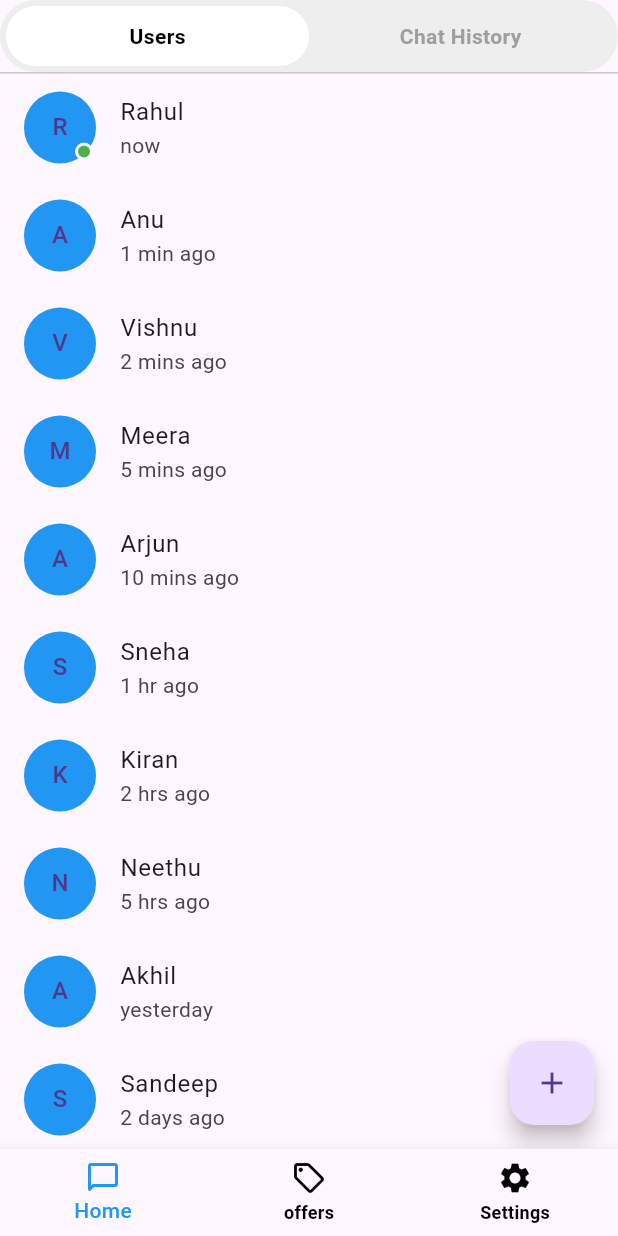
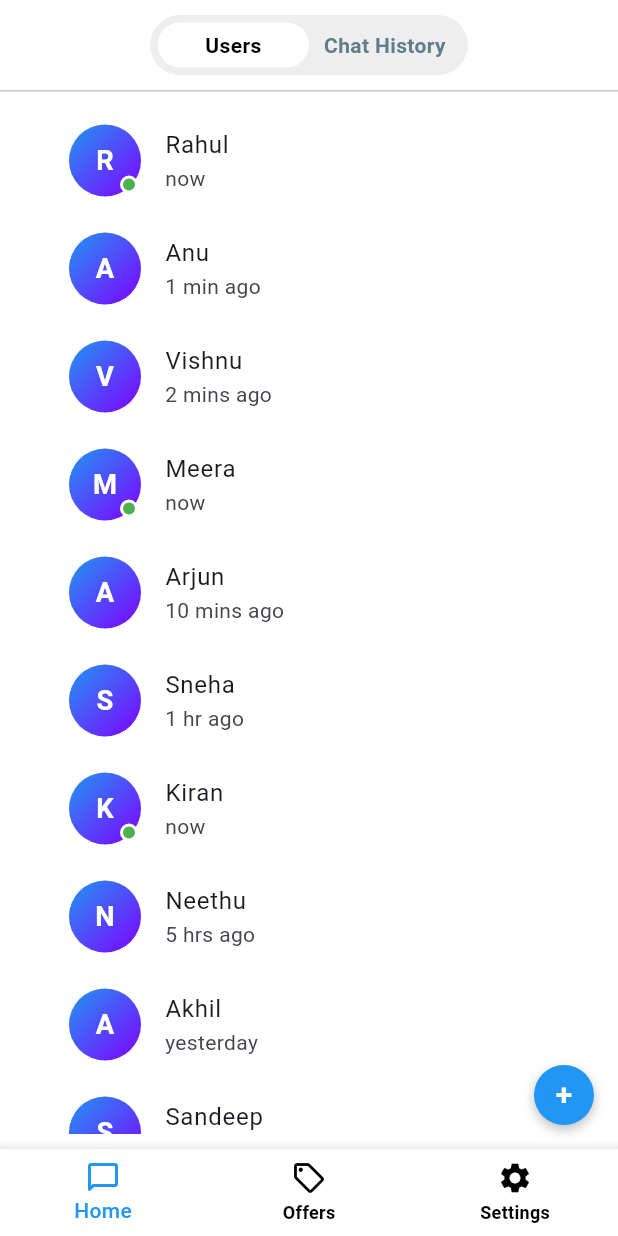
Before and after one commit to 9xRahul/mini_chat_app, a Flutter app: the screen it shows after launch, on a phone screen of 412 x 824 dp. Run offline on Flutter 3.47's test engine with Material 3 defaults, Android fonts, the phone set to English and light mode, and no system bars; our stand-ins replace flutter_bloc.

Commit message:
Modified the design as per the given design,refactored codes,added the api fetch the meaning of selected word

```diff
--- a/lib/app.dart
+++ b/lib/app.dart
@@ -1,6 +1,5 @@
 import 'package:flutter/material.dart';
 import 'package:mini_chat_app/features/home/screens/home_screen.dart';
-
 
 class MyApp extends StatelessWidget {
   const MyApp({super.key});
@@ -10,7 +9,17 @@ class MyApp extends StatelessWidget {
     return MaterialApp(
       debugShowCheckedModeBanner: false,
       title: 'Mini Chat App',
-      theme: ThemeData(primarySwatch: Colors.blue),
+      theme: ThemeData(
+        scaffoldBackgroundColor: Colors.white,
+
+        primarySwatch: Colors.blue,
+        appBarTheme: const AppBarTheme(
+          backgroundColor: Colors.white,
+          foregroundColor: Colors.black,
+          elevation: 0,
+        ),
+      ),
+
       home: const HomePage(),
     );
   }
--- a/lib/constants/users.dart
+++ b/lib/constants/users.dart
@@ -17,7 +17,7 @@ final List<UserModel> users = [
   ),
   UserModel(
     userName: 'Meera',
-    time: now.subtract(const Duration(minutes: 5)), // 5 min ago
+    time: now, // 5 min ago
   ),
   UserModel(
     userName: 'Arjun',
@@ -29,7 +29,7 @@ final List<UserModel> users = [
   ),
   UserModel(
     userName: 'Kiran',
-    time: now.subtract(const Duration(hours: 2)), // 2 hrs ago
+    time: now, // 2 hrs ago
   ),
   UserModel(
     userName: 'Neethu',
@@ -43,4 +43,52 @@ final List<UserModel> users = [
     userName: 'Sandeep',
     time: now.subtract(const Duration(days: 2)), // 2 days ago
   ),
+  UserModel(
+    userName: 'Vishnu',
+    time: now.subtract(const Duration(minutes: 2)), // 2 min ago
+  ),
+  UserModel(
+    userName: 'Meera',
+    time: now, // 5 min ago
+  ),
+  UserModel(
+    userName: 'Arjun',
+    time: now.subtract(const Duration(minutes: 10)), // 10 min ago
+  ),
+  UserModel(
+    userName: 'Sneha',
+    time: now.subtract(const Duration(hours: 1)), // 1 hr ago
+  ),
+  UserModel(
+    userName: 'Kiran',
+    time: now, // 2 hrs ago
+  ),
+  UserModel(
+    userName: 'Neethu',
+    time: now.subtract(const Duration(hours: 5)), // 5 hrs ago
+  ),
+  UserModel(
+    userName: 'Vishnu',
+    time: now.subtract(const Duration(minutes: 2)), // 2 min ago
+  ),
+  UserModel(
+    userName: 'Meera',
+    time: now, // 5 min ago
+  ),
+  UserModel(
+    userName: 'Arjun',
+    time: now.subtract(const Duration(minutes: 10)), // 10 min ago
+  ),
+  UserModel(
+    userName: 'Sneha',
+    time: now.subtract(const Duration(hours: 1)), // 1 hr ago
+  ),
+  UserModel(
+    userName: 'Kiran',
+    time: now, // 2 hrs ago
+  ),
+  UserModel(
+    userName: 'Neethu',
+    time: now.subtract(const Duration(hours: 5)), // 5 hrs ago
+  ),
 ];
--- a/lib/features/home/screens/home_screen.dart
+++ b/lib/features/home/screens/home_screen.dart
@@ -1,6 +1,8 @@
 import 'package:flutter/material.dart';
 import 'package:flutter_bloc/flutter_bloc.dart';
 import 'package:mini_chat_app/features/history/screens/chat_history_page.dart';
+import 'package:mini_chat_app/features/offers/offer_screen.dart';
+import 'package:mini_chat_app/features/settings/settings_screen.dart';
 import 'package:mini_chat_app/features/users/screens/users_page.dart';
 import '../bloc/home_bloc.dart';
 import '../bloc/home_event.dart';
@@ -19,15 +21,21 @@ class HomePage extends StatelessWidget {
             bottom: false,
             child: IndexedStack(
               index: state.selectedTab,
-              children: const [UsersPage(), ChatHistoryPage(), Placeholder()],
+              children: const [UsersPage(), OffersScreen(), SettingsScreen()],
             ),
           ),
-          bottomNavigationBar: BottomNavigationBar(
+          bottomNavigationBar: Material(
+            elevation: 8, // 👈 TOP elevation effect
+            color: Colors.white,
+            child: BottomNavigationBar(
+              backgroundColor: Colors.white,
               selectedItemColor: Colors.blue,
               unselectedItemColor: Colors.black,
               currentIndex: state.selectedTab,
-            selectedLabelStyle: TextStyle(fontWeight: FontWeight.w500),
-            unselectedLabelStyle: TextStyle(fontWeight: FontWeight.bold),
+              selectedLabelStyle: const TextStyle(fontWeight: FontWeight.w500),
+              unselectedLabelStyle: const TextStyle(
+                fontWeight: FontWeight.bold,
+              ),
               onTap: (i) => context.read<HomeBloc>().add(ChangeTabEvent(i)),
               items: const [
                 BottomNavigationBarItem(
@@ -36,7 +44,7 @@ class HomePage extends StatelessWidget {
                 ),
                 BottomNavigationBarItem(
                   icon: Icon(Icons.sell_outlined),
-                label: 'offers',
+                  label: 'Offers',
                 ),
                 BottomNavigationBarItem(
                   icon: Icon(Icons.settings),
@@ -44,6 +52,7 @@ class HomePage extends StatelessWidget {
                 ),
               ],
             ),
+          ),
         );
       },
     );
--- a/lib/features/users/bloc/users_event.dart
+++ b/lib/features/users/bloc/users_event.dart
@@ -10,3 +10,7 @@ class ChangePageEvent extends UsersEvent {
 
   ChangePageEvent(this.isUsers);
 }
+
+class HideTopToggle extends UsersEvent {}
+
+class ShowTopToggle extends UsersEvent {}
--- a/lib/features/users/bloc/users_state.dart
+++ b/lib/features/users/bloc/users_state.dart
@@ -3,12 +3,23 @@ import 'package:mini_chat_app/models/user_model.dart';
 class UsersState {
   final List<UserModel> users;
   final bool isUsers;
-  const UsersState({required this.users, this.isUsers = true});
+  final bool showTopToggle;
 
-  UsersState copyWith({List<UserModel>? users, bool? isUsers}) {
+  const UsersState({
+    required this.users,
+    this.isUsers = true,
+    this.showTopToggle = true,
+  });
+
+  UsersState copyWith({
+    List<UserModel>? users,
+    bool? isUsers,
+    bool? showTopToggle,
+  }) {
     return UsersState(
       users: users ?? this.users,
       isUsers: isUsers ?? this.isUsers,
+      showTopToggle: showTopToggle ?? this.showTopToggle,
     );
   }
 }
--- /dev/null
+++ b/lib/features/users/bloc/widgets/floatingActionButton.dart
@@ -0,0 +1,31 @@
+import 'package:flutter/material.dart';
+import 'package:mini_chat_app/features/users/widget/add_user_dialouge.dart';
+
+GestureDetector floatingActionButton(BuildContext context) {
+  return GestureDetector(
+    onTap: () {
+      showAddUserDialog(context);
+    },
+    child: Container(
+      width: 40,
+      height: 40,
+      decoration: const BoxDecoration(
+        shape: BoxShape.circle,
+        color: Colors.blue,
+        boxShadow: [
+          BoxShadow(color: Colors.black26, blurRadius: 6, offset: Offset(0, 3)),
+        ],
+      ),
+      child: const Center(
+        child: Text(
+          '+',
+          style: TextStyle(
+            color: Colors.white,
+            fontSize: 20,
+            fontWeight: FontWeight.w600,
+          ),
+        ),
+      ),
+    ),
+  );
+}
--- a/lib/features/users/bloc/widgets/top_screen_change.dart
+++ b/lib/features/users/bloc/widgets/top_screen_change.dart
@@ -11,8 +11,11 @@ class UsersChatToggle extends StatelessWidget {
   Widget build(BuildContext context) {
     return BlocBuilder<UsersBloc, UsersState>(
       builder: (context, state) {
-        return Container(
-          padding: const EdgeInsets.all(4),
+        return Padding(
+          padding: const EdgeInsets.symmetric(horizontal: 100, vertical: 10),
+          child: Container(
+            height: 40,
+            padding: const EdgeInsets.all(5),
             decoration: BoxDecoration(
               color: Colors.grey.shade200,
               borderRadius: BorderRadius.circular(30),
@@ -37,6 +40,7 @@ class UsersChatToggle extends StatelessWidget {
                 ),
               ],
             ),
+          ),
         );
       },
     );
@@ -53,7 +57,7 @@ class UsersChatToggle extends StatelessWidget {
         onTap: onTap,
         child: AnimatedContainer(
           duration: const Duration(milliseconds: 200),
-          padding: const EdgeInsets.symmetric(vertical: 10),
+          padding: const EdgeInsets.symmetric(vertical: 0),
           decoration: BoxDecoration(
             color: isSelected ? Colors.white : Colors.transparent,
             borderRadius: BorderRadius.circular(25),
@@ -63,7 +67,7 @@ class UsersChatToggle extends StatelessWidget {
             label,
             style: TextStyle(
               fontWeight: FontWeight.w600,
-              color: isSelected ? Colors.black : Colors.grey,
+              color: isSelected ? Colors.black : Colors.blueGrey,
             ),
           ),
         ),
--- a/lib/features/users/screens/users_page.dart
+++ b/lib/features/users/screens/users_page.dart
@@ -1,14 +1,18 @@
 import 'package:flutter/material.dart';
+import 'package:flutter/rendering.dart';
 import 'package:flutter_bloc/flutter_bloc.dart';
 import 'package:mini_chat_app/constants/users.dart';
 import 'package:mini_chat_app/features/history/screens/chat_history_page.dart';
-import 'package:mini_chat_app/features/chat/messages_screen.dart';
+import 'package:mini_chat_app/features/chat/screens/messages_screen.dart';
+import 'package:mini_chat_app/features/users/bloc/widgets/floatingActionButton.dart';
 import 'package:mini_chat_app/features/users/bloc/widgets/top_screen_change.dart';
 import 'package:mini_chat_app/features/users/widget/add_user_dialouge.dart';
+import 'package:mini_chat_app/features/users/widget/circleAvatar.dart';
 import 'package:mini_chat_app/features/users/widget/convert_time.dart';
 import '../bloc/users_bloc.dart';
 import '../bloc/users_event.dart';
 import '../bloc/users_state.dart';
+import 'package:mini_chat_app/models/user_model.dart';
 
 class UsersPage extends StatelessWidget {
   const UsersPage({super.key});
@@ -18,16 +22,42 @@ class UsersPage extends StatelessWidget {
     return Scaffold(
       body: Column(
         children: [
-          UsersChatToggle(),
-
-          const Divider(height: 1),
+          BlocBuilder<UsersBloc, UsersState>(
+            builder: (context, state) {
+              if (!state.showTopToggle) {
+                return const SizedBox.shrink();
+              }
+              return Column(
+                children: [UsersChatToggle(), const Divider(height: 1)],
+              );
+            },
+          ),
 
           //  User list
           BlocBuilder<UsersBloc, UsersState>(
             builder: (context, state) {
               return Expanded(
                 child: state.isUsers
-                    ? ListView.builder(
+                    ? Padding(
+                        padding: const EdgeInsets.symmetric(
+                          horizontal: 30,
+                          vertical: 10,
+                        ),
+                        child: NotificationListener<ScrollNotification>(
+                          onNotification: (notification) {
+                            if (notification is UserScrollNotification) {
+                              if (notification.direction ==
+                                  ScrollDirection.reverse) {
+                                context.read<UsersBloc>().add(HideTopToggle());
+                              } else if (notification.direction ==
+                                      ScrollDirection.forward &&
+                                  notification.metrics.pixels <= 0) {
+                                context.read<UsersBloc>().add(ShowTopToggle());
+                              }
+                            }
+                            return false;
+                          },
+                          child: ListView.builder(
                             key: const PageStorageKey('users_list'),
                             itemCount: state.users.length,
                             itemBuilder: (context, index) {
@@ -35,10 +65,13 @@ class UsersPage extends StatelessWidget {
                               return ListTile(
                                 leading: Stack(
                                   children: [
-                                CircleAvatar(
-                                  radius: 24,
-                                  backgroundColor: Colors.blue,
-                                  child: Text(user.userName[0].toUpperCase()),
+                                    circleAvatar(
+                                      user.userName,
+                                      gradientColors: const [
+                                        Color(0xFF2196F3),
+                                        Color(0xFF7F00FF),
+                                      ],
+                                      size: 48,
                                     ),
 
                                     // 🟢 Online indicator
@@ -71,13 +104,17 @@ class UsersPage extends StatelessWidget {
                                   Navigator.push(
                                     context,
                                     MaterialPageRoute(
-                                  builder: (_) =>
-                                      ChatPage(userName: user.userName),
+                                      builder: (_) => ChatPage(
+                                        userName: user.userName,
+                                        lastSeen: user.time,
+                                      ),
                                     ),
                                   );
                                 },
                               );
                             },
+                          ),
+                        ),
                       )
                     : const ChatHistoryPage(),
               );
@@ -89,12 +126,7 @@ class UsersPage extends StatelessWidget {
         builder: (context, state) {
           if (!state.isUsers) return const SizedBox.shrink();
 
-          return FloatingActionButton(
-            onPressed: () {
-              showAddUserDialog(context);
-            },
-            child: const Icon(Icons.add),
-          );
+          return floatingActionButton(context);
         },
       ),
     );
--- a/lib/features/users/widget/add_user_dialouge.dart
+++ b/lib/features/users/widget/add_user_dialouge.dart
@@ -32,7 +32,7 @@ void showAddUserDialog(BuildContext context) {
 
                 ScaffoldMessenger.of(
                   context,
-                ).showSnackBar(const SnackBar(content: Text('User added')));
+                ).showSnackBar(SnackBar(content: Text(' $newUser added')));
               }
 
               Navigator.pop(context);
--- /dev/null
+++ b/lib/features/users/widget/circleAvatar.dart
@@ -0,0 +1,30 @@
+import 'package:flutter/material.dart';
+
+Container circleAvatar(
+  String user, {
+  required List<Color> gradientColors,
+  double size = 48,
+}) {
+  return Container(
+    width: size,
+    height: size,
+    decoration: BoxDecoration(
+      shape: BoxShape.circle,
+      gradient: LinearGradient(
+        colors: gradientColors,
+        begin: Alignment.topLeft,
+        end: Alignment.bottomRight,
+      ),
+    ),
+    child: Center(
+      child: Text(
+        user[0].toUpperCase(),
+        style: TextStyle(
+          color: Colors.white,
+          fontSize: size * 0.38, // auto scale
+          fontWeight: FontWeight.bold,
+        ),
+      ),
+    ),
+  );
+}
```
Also changed, not shown: lib/api/meaning_fetch.dart (added, +38 -0 lines), lib/features/chat/messages_screen.dart (deleted, +0 -139 lines), lib/features/chat/screens/messages_screen.dart (added, +227 -0 lines), lib/features/history/screens/chat_history_page.dart (+29 -3 lines), lib/features/offers/offer_screen.dart (added, +10 -0 lines), lib/features/settings/settings_screen.dart (added, +10 -0 lines), lib/features/users/bloc/users_bloc.dart (+12 -0 lines). Lines whose indentation alone changed are shown as unchanged.
